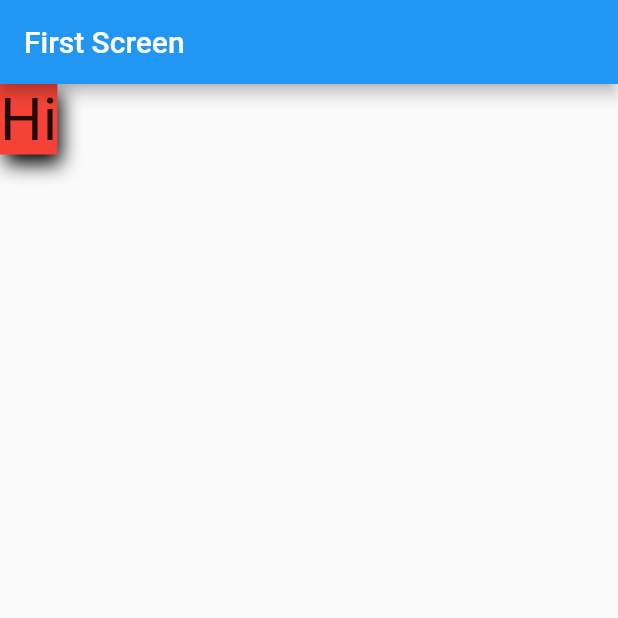
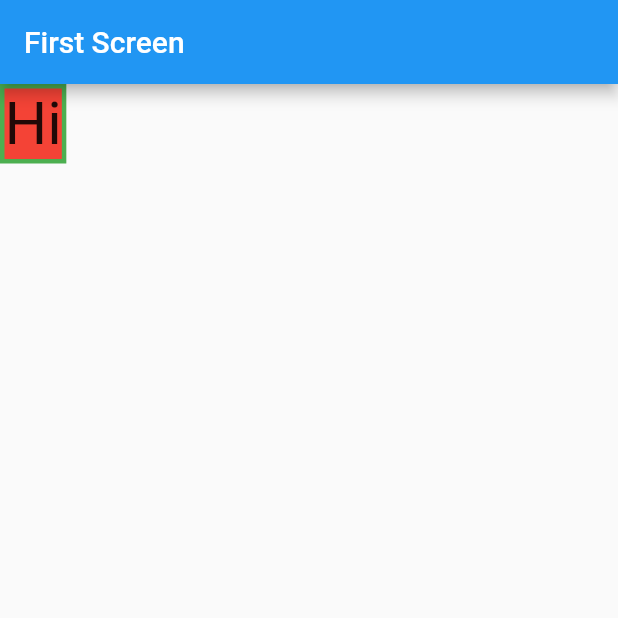
Before and after one commit to samani21/komponen-dasar-flutter, a Flutter app: the screen it shows after launch, on a phone screen of 412 x 824 dp, the top half of it. Run offline on Flutter 3.47's test engine with Material 2 defaults, Android fonts, the light colour scheme and no system bars.

Commit message:
border pada dekorasi container

```diff
--- a/lib/main.dart
+++ b/lib/main.dart
@@ -27,16 +27,13 @@ class FirstScreen extends StatelessWidget {
             title: Text('First Screen'),
           ),
           body: Container(
-            child: Text('Hi', style: TextStyle(fontSize: 40)),
+            child: Text(
+              'Hi',
+              style: TextStyle(fontSize: 40),
+            ),
             decoration: BoxDecoration(
               color: Colors.red,
-              boxShadow: [
-                BoxShadow(
-                  color: Colors.black,
-                  offset: Offset(3, 6),
-                  blurRadius: 10,
-                ),
-              ],
+              border: Border.all(color: Colors.green, width: 3),
             ),
           )
           ),
```
